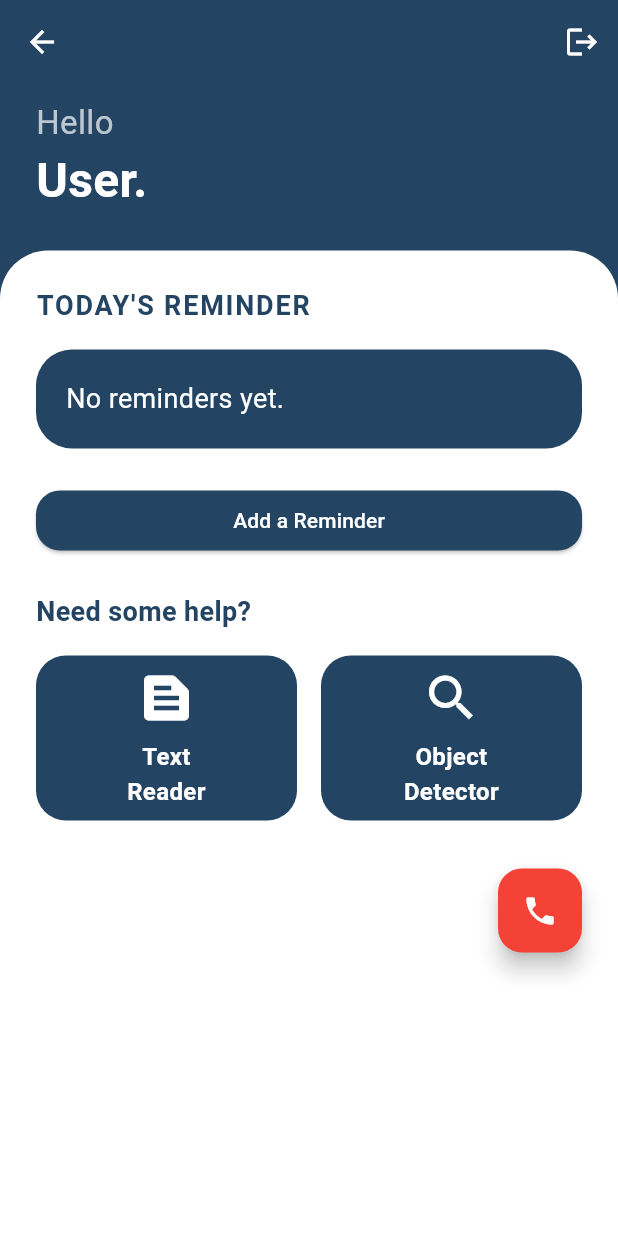
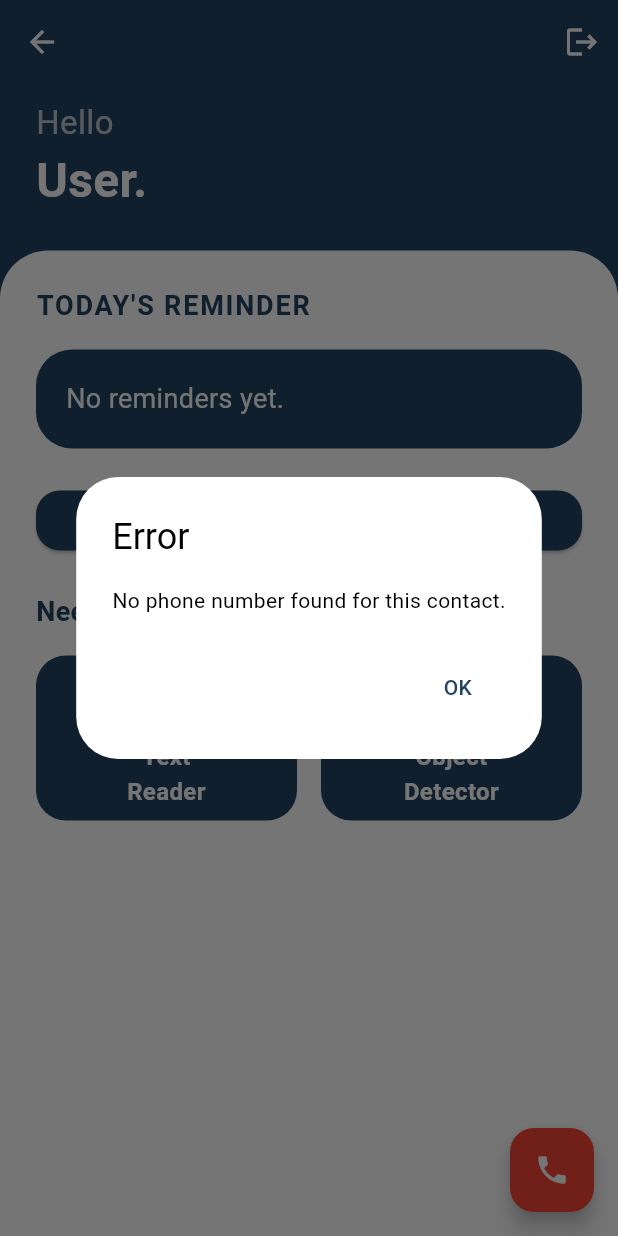
Before and after one commit to valentypo/iris_application, a Flutter app: the HomePage screen opened directly with empty values, after a tap on the "phone" icon, on a phone screen of 412 x 824 dp. Run offline on Flutter 3.47's test engine with Material 3 defaults, Android fonts, the light colour scheme and no system bars; our stand-ins replace camera, cloud_firestore, firebase_auth, firebase_core, flutter_contacts, fluttertoast and 3 more; accounts and stored records are empty.

Commit message:
modified phone button for calling, added permission request for calls and contacts

```diff
--- a/lib/main.dart
+++ b/lib/main.dart
@@ -11,7 +11,9 @@ Future<void> main() async {
 
   try {
     // Initialize Firebase
-    await Firebase.initializeApp(options: DefaultFirebaseOptions.currentPlatform);
+    await Firebase.initializeApp(
+      options: DefaultFirebaseOptions.currentPlatform,
+    );
 
     // Initialize cameras
     cameras = await availableCameras();
--- a/lib/screens/home_page.dart
+++ b/lib/screens/home_page.dart
@@ -6,6 +6,9 @@ import 'login_page.dart';
 import 'object_detection.dart';
 import 'text_detection_page.dart';
 import 'package:camera/camera.dart';
+import 'package:flutter_contacts/flutter_contacts.dart';
+import 'package:permission_handler/permission_handler.dart';
+import 'package:url_launcher/url_launcher.dart';
 
 class Reminder {
   final String type;
@@ -48,6 +51,9 @@ class HomePage extends StatefulWidget {
 class _HomePageState extends State<HomePage> {
   List<Reminder> reminders = [];
   String? lastSavedDate;
+
+  String? _contactName;
+  String? _contactPhone;
 
   @override
   void initState() {
@@ -192,6 +198,77 @@ class _HomePageState extends State<HomePage> {
     await _saveReminders();
   }
 
+  // Add this function to show error dialogs
+  Future<void> _showErrorDialog(String message) async {
+    await showDialog(
+      context: context,
+      builder:
+          (context) => AlertDialog(
+            title: Text('Error'),
+            content: Text(message),
+            actions: [
+              TextButton(
+                onPressed: () => Navigator.of(context).pop(),
+                child: Text('OK'),
+              ),
+            ],
+          ),
+    );
+  }
+
+  // Update _pickContact to request permission and show dialog on error
+  Future<void> _pickContact() async {
+    final permission = await Permission.contacts.request();
+    if (permission.isGranted) {
+      final contact = await FlutterContacts.openExternalPick();
+      if (contact != null && contact.phones.isNotEmpty) {
+        setState(() {
+          _contactName = contact.displayName;
+          _contactPhone = contact.phones.first.number;
+        });
+        await showDialog(
+          context: context,
+          builder:
+              (context) => AlertDialog(
+                title: Text('Contact Added'),
+                content: Text('Contact "${_contactName!}" added!'),
+                actions: [
+                  TextButton(
+                    onPressed: () => Navigator.of(context).pop(),
+                    child: Text('OK'),
+                  ),
+                ],
+              ),
+        );
+      } else {
+        await _showErrorDialog('No phone number found for this contact.');
+      }
+    } else {
+      await _showErrorDialog('Contacts permission denied');
+    }
+  }
+
+  // Update _callContact to request permission and show dialog on error
+  Future<void> _callContact() async {
+    if (_contactPhone == null) {
+      await _showErrorDialog(
+        'No contact selected. Please add a contact first.',
+      );
+      return;
+    }
+    final permission = await Permission.phone.request();
+    if (permission.isGranted) {
+      final Uri url = Uri(scheme: 'tel', path: _contactPhone);
+      if (await canLaunchUrl(url)) {
+        await launchUrl(url);
+      } else {
+        await _showErrorDialog('Could not launch phone app');
+      }
+    } else {
+      await _showErrorDialog('Phone call permission denied');
+    }
+  }
+
   @override
   Widget build(BuildContext context) {
     return Scaffold(
@@ -219,7 +296,9 @@ class _HomePageState extends State<HomePage> {
           ),
         ],
       ),
-      body: Container(
+      body: Stack(
+        children: [
+          Container(
             width: double.infinity,
             child: Column(
               children: [
@@ -254,7 +333,9 @@ class _HomePageState extends State<HomePage> {
                     width: double.infinity,
                     decoration: BoxDecoration(
                       color: Colors.white,
-                  borderRadius: BorderRadius.vertical(top: Radius.circular(32)),
+                      borderRadius: BorderRadius.vertical(
+                        top: Radius.circular(32),
+                      ),
                     ),
                     child: Padding(
                       padding: const EdgeInsets.all(24.0),
@@ -293,7 +374,8 @@ class _HomePageState extends State<HomePage> {
                                 child: ListView.separated(
                                   scrollDirection: Axis.horizontal,
                                   itemCount: reminders.length,
-                              separatorBuilder: (_, __) => SizedBox(width: 16),
+                                  separatorBuilder:
+                                      (_, __) => SizedBox(width: 16),
                                   itemBuilder: (context, index) {
                                     final reminder = reminders[index];
                                     return Dismissible(
@@ -308,7 +390,9 @@ class _HomePageState extends State<HomePage> {
                                       background: Container(
                                         decoration: BoxDecoration(
                                           color: Colors.red,
-                                      borderRadius: BorderRadius.circular(24),
+                                          borderRadius: BorderRadius.circular(
+                                            24,
+                                          ),
                                         ),
                                         alignment: Alignment.center,
                                         child: Icon(
@@ -325,7 +409,9 @@ class _HomePageState extends State<HomePage> {
                                         ),
                                         decoration: BoxDecoration(
                                           color: Color(0xFF234462),
-                                      borderRadius: BorderRadius.circular(24),
+                                          borderRadius: BorderRadius.circular(
+                                            24,
+                                          ),
                                         ),
                                         child: Column(
                                           crossAxisAlignment:
@@ -333,7 +419,8 @@ class _HomePageState extends State<HomePage> {
                                           children: [
                                             Row(
                                               mainAxisAlignment:
-                                              MainAxisAlignment.spaceBetween,
+                                                  MainAxisAlignment
+                                                      .spaceBetween,
                                               children: [
                                                 Text(
                                                   reminder.type,
@@ -350,7 +437,9 @@ class _HomePageState extends State<HomePage> {
                                                     size: 20,
                                                   ),
                                                   onPressed:
-                                                  () => _removeReminder(index),
+                                                      () => _removeReminder(
+                                                        index,
+                                                      ),
                                                 ),
                                               ],
                                             ),
@@ -433,7 +522,9 @@ class _HomePageState extends State<HomePage> {
                                         );
                                       } else {
                                         // Show error message if no cameras available
-                                    ScaffoldMessenger.of(context).showSnackBar(
+                                        ScaffoldMessenger.of(
+                                          context,
+                                        ).showSnackBar(
                                           SnackBar(
                                             content: Text(
                                               'No cameras available on this device',
@@ -444,7 +535,8 @@ class _HomePageState extends State<HomePage> {
                                       }
                                     },
                                     child: Column(
-                                  mainAxisAlignment: MainAxisAlignment.center,
+                                      mainAxisAlignment:
+                                          MainAxisAlignment.center,
                                       children: [
                                         Icon(
                                           Icons.text_snippet,
@@ -490,7 +582,9 @@ class _HomePageState extends State<HomePage> {
                                         );
                                       } else {
                                         // Show error message if no cameras available
-                                    ScaffoldMessenger.of(context).showSnackBar(
+                                        ScaffoldMessenger.of(
+                                          context,
+                                        ).showSnackBar(
                                           SnackBar(
                                             content: Text(
                                               'No cameras available on this device',
@@ -501,7 +595,8 @@ class _HomePageState extends State<HomePage> {
                                       }
                                     },
                                     child: Column(
-                                  mainAxisAlignment: MainAxisAlignment.center,
+                                      mainAxisAlignment:
+                                          MainAxisAlignment.center,
                                       children: [
                                         Icon(
                                           Icons.search,
@@ -526,14 +621,6 @@ class _HomePageState extends State<HomePage> {
                             ],
                           ),
                           SizedBox(height: 32),
-                      Align(
-                        alignment: Alignment.bottomRight,
-                        child: FloatingActionButton(
-                          backgroundColor: Colors.red,
-                          onPressed: () {},
-                          child: Icon(Icons.phone, color: Colors.white),
-                        ),
-                      ),
                         ],
                       ),
                     ),
@@ -542,6 +629,20 @@ class _HomePageState extends State<HomePage> {
               ],
             ),
           ),
+        ],
+      ),
+      floatingActionButton: FloatingActionButton(
+        backgroundColor: Colors.red,
+        onPressed: () async {
+          if (_contactPhone == null) {
+            await _pickContact();
+          } else {
+            await _callContact();
+          }
+        },
+        child: Icon(Icons.phone, color: Colors.white),
+        tooltip: _contactPhone == null ? 'Add Contact' : 'Call Contact',
+      ),
     );
   }
 }
--- a/pubspec.yaml
+++ b/pubspec.yaml
@@ -24,6 +24,9 @@ dependencies:
   google_mlkit_text_recognition: ^0.13.0
   google_mlkit_face_detection: ^0.10.0
   google_mlkit_barcode_scanning: ^0.11.0
+  flutter_contacts: ^1.1.7
+  permission_handler: ^11.3.1
+  url_launcher: ^6.2.6
 
   # firebase_core: ^2.32.0
   # firebase_auth: ^4.20.0
```
Also changed, not shown: pubspec.lock, 6 other files. Lines whose indentation alone changed are shown as unchanged.
